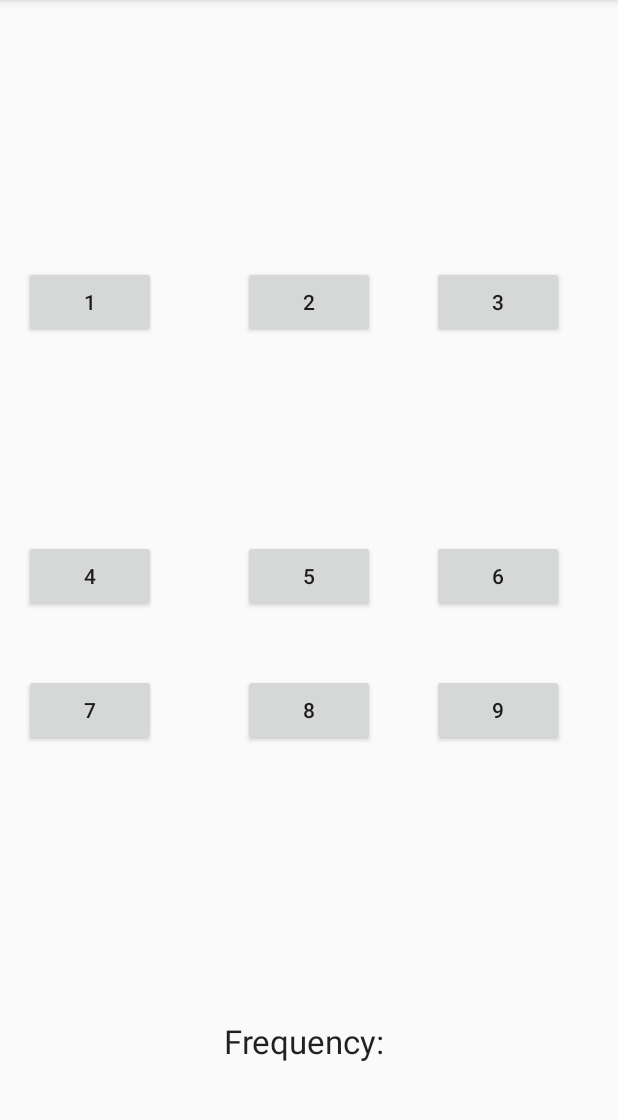
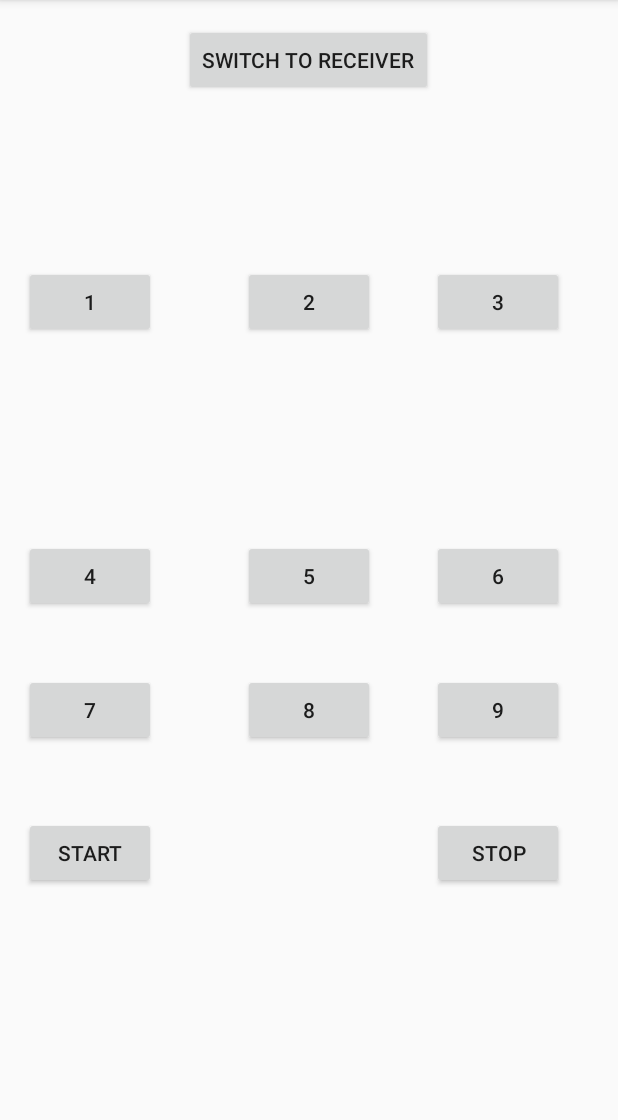
Before and after one commit to Sam-Scheding/D2D-Audio-Generation, an Android app: the screen it shows after launch (MainActivity), on a phone screen of 412 x 824 dp, the part 84-1204 px from its top. Run offline under Robolectric (Android 15) with nearby library versions, the light colour scheme and no system bars.

Commit message:
cleaned up some code; added a new activity for the receiver

```diff
--- a/app/src/main/AndroidManifest.xml
+++ b/app/src/main/AndroidManifest.xml
@@ -15,6 +15,7 @@
                 <category android:name="android.intent.category.LAUNCHER" />
             </intent-filter>
         </activity>
+        <activity android:name=".Receiver"></activity>
     </application>
 
 </manifest>
--- a/app/src/main/java/com/example/work/d2daudiocommunication/MainActivity.java
+++ b/app/src/main/java/com/example/work/d2daudiocommunication/MainActivity.java
@@ -1,6 +1,6 @@
 package com.example.work.d2daudiocommunication;
 
-import android.os.Handler;
+import android.content.Intent;
 import android.support.v7.app.AppCompatActivity;
 import android.os.Bundle;
 import android.view.View;
@@ -10,13 +10,11 @@ import android.media.ToneGenerator;
 public class MainActivity extends AppCompatActivity {
 
     private SoundGenerator sg;
-    Handler handler;
-
+    private Button receiverButton;
     private Button  oneButton, twoButton, threeButton,
                     fourButton, fiveButton, sixButton,
-                    sevenButton, eightButton, nineButton;
-//    private int freqX1 = 1209, freqX2 = 1336, freqX3 = 1477;
-//    private int freqY1 = 697, freqY2 = 770, freqY3 = 852;
+                    sevenButton, eightButton, nineButton,
+                    startButton, stopButton;
 
     @Override
     protected void onCreate(Bundle savedInstanceState) {
@@ -24,7 +22,6 @@ public class MainActivity extends AppCompatActivity {
         setContentView(R.layout.activity_main);
 
         sg = new SoundGenerator();
-        handler = new Handler();
         oneButton = (Button) this.findViewById(R.id.one_button);
         twoButton = (Button) this.findViewById(R.id.two_button);
         threeButton = (Button) this.findViewById(R.id.three_button);
@@ -34,6 +31,31 @@ public class MainActivity extends AppCompatActivity {
         sevenButton = (Button) this.findViewById(R.id.seven_button);
         eightButton = (Button) this.findViewById(R.id.eight_button);
         nineButton = (Button) this.findViewById(R.id.nine_button);
+        startButton = (Button) this.findViewById(R.id.start_button);
+        stopButton = (Button) this.findViewById(R.id.stop_button);
+        receiverButton = (Button) this.findViewById(R.id.receiver_button);
+
+        receiverButton.setOnClickListener(new View.OnClickListener(){
+
+            public void onClick(View v) {
+                startActivity(new Intent(getApplicationContext(), Receiver.class));
+            }
+        });
+
+
+        startButton.setOnClickListener(new View.OnClickListener(){
+
+            public void onClick(View v) {
+                System.out.println("Start Transmission");
+            }
+        });
+
+        stopButton.setOnClickListener(new View.OnClickListener(){
+
+            public void onClick(View v) {
+                System.out.println("Stop Transmission");
+            }
+        });
 
         oneButton.setOnClickListener(new View.OnClickListener(){
 
--- a/app/src/main/java/com/example/work/d2daudiocommunication/SoundGenerator.java
+++ b/app/src/main/java/com/example/work/d2daudiocommunication/SoundGenerator.java
@@ -1,11 +1,6 @@
 package com.example.work.d2daudiocommunication;
 
-
-import android.media.AudioFormat;
-import android.media.AudioManager;
-import android.media.AudioTrack;
 import android.media.ToneGenerator;
-import android.os.Handler;
 
 public class SoundGenerator {
 
@@ -19,8 +14,7 @@ public class SoundGenerator {
         streamType = 0;
     }
 
-    void playSound(final int dtmfTone){
-
+    void playSound(int dtmfTone){
 
         ToneGenerator dtmfGenerator = new ToneGenerator(streamType, volume);
         dtmfGenerator.startTone(dtmfTone, duration); // all types of tones are available...
--- a/app/src/main/res/layout/activity_main.xml
+++ b/app/src/main/res/layout/activity_main.xml
@@ -91,14 +91,31 @@
         android:layout_alignLeft="@+id/six_button"
         android:layout_alignStart="@+id/six_button" />
 
-    <TextView
+    <Button
         android:layout_width="wrap_content"
         android:layout_height="wrap_content"
-        android:textAppearance="?android:attr/textAppearanceLarge"
-        android:text="Frequency: "
-        android:id="@+id/frequency_text"
-        android:layout_alignParentBottom="true"
-        android:layout_centerHorizontal="true"
-        android:layout_marginBottom="43dp" />
+        android:text="Start"
+        android:id="@+id/start_button"
+        android:layout_below="@+id/seven_button"
+        android:layout_alignParentLeft="true"
+        android:layout_alignParentStart="true"
+        android:layout_marginTop="47dp" />
+
+    <Button
+        android:layout_width="wrap_content"
+        android:layout_height="wrap_content"
+        android:text="Stop"
+        android:id="@+id/stop_button"
+        android:layout_alignTop="@+id/start_button"
+        android:layout_alignLeft="@+id/nine_button"
+        android:layout_alignStart="@+id/nine_button" />
+
+    <Button
+        android:layout_width="wrap_content"
+        android:layout_height="wrap_content"
+        android:text="Switch to Receiver"
+        android:id="@+id/receiver_button"
+        android:layout_alignParentTop="true"
+        android:layout_centerHorizontal="true" />
 
 </RelativeLayout>
```
Also changed, not shown: app/src/main/java/com/example/work/d2daudiocommunication/Receiver.java (added, +31 -0 lines), app/src/main/res/layout/activity_receiver.xml (added, +30 -0 lines).
